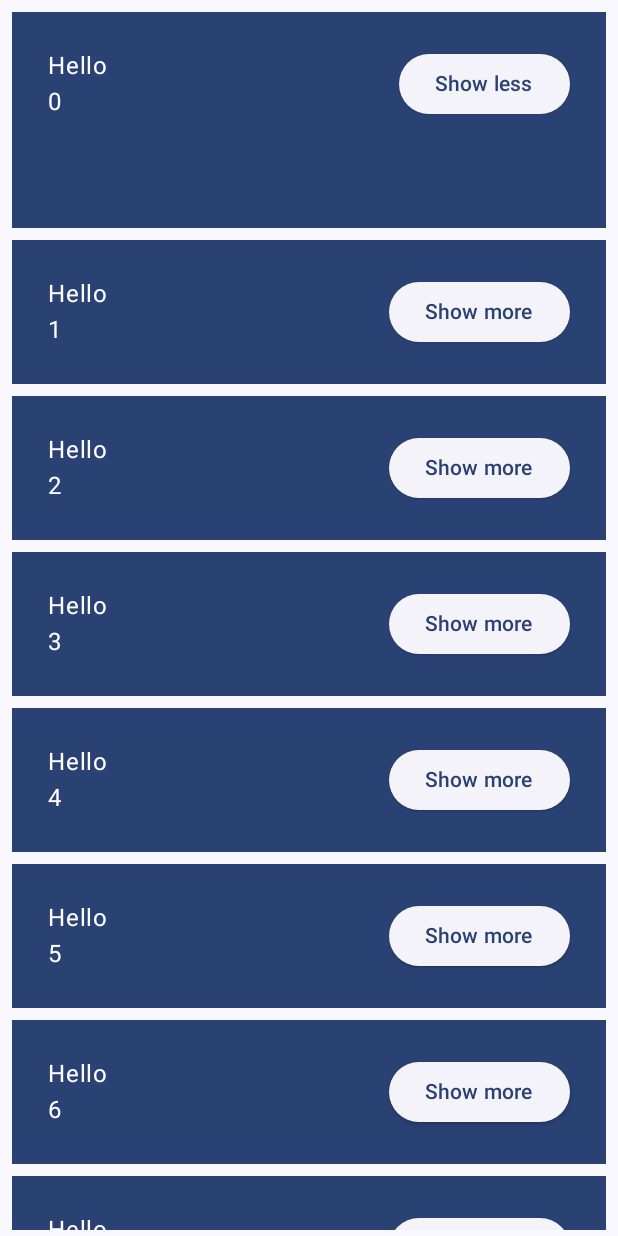
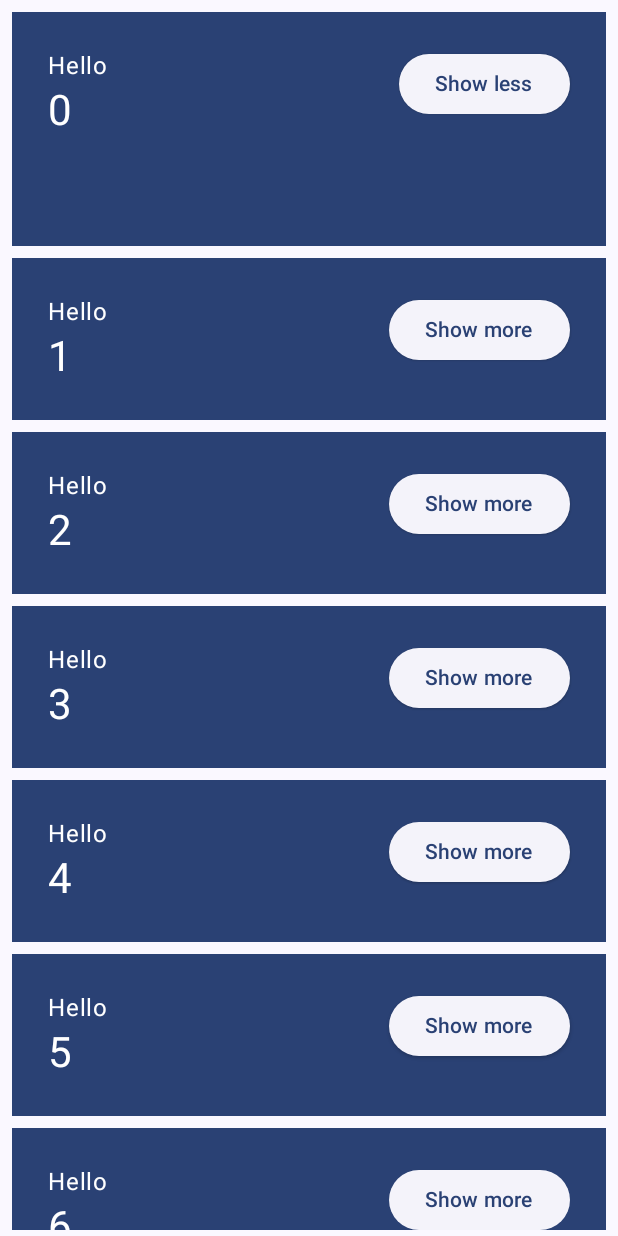
Before and after one commit to boris920308/android_training, an Android app built with Jetpack Compose: the screen it shows after launch (MainActivity), after a tap on "Show more", on a phone screen of 412 x 824 dp. Run offline under Robolectric (Android 15) with nearby library versions, the phone set to English and light mode, and no system bars; 1 other tap on this screen came first.

Commit message:
feat. 앱의 스타일 지정 및 테마 설정. 텍스트 스타일 지정

```diff
--- a/compose_essentials/BasicsCodelab/app/src/main/java/hoon/lib/basicscodelab/MainActivity.kt
+++ b/compose_essentials/BasicsCodelab/app/src/main/java/hoon/lib/basicscodelab/MainActivity.kt
@@ -119,7 +119,7 @@ fun Greeting(name: String, modifier: Modifier = Modifier) {
                     .padding(bottom = extraPadding.coerceAtLeast(0.dp))
             ) {
                 Text(text = "Hello")
-                Text(text = name)
+                Text(text = name, style = MaterialTheme.typography.headlineMedium)
             }
             ElevatedButton(
                 onClick = {
```
